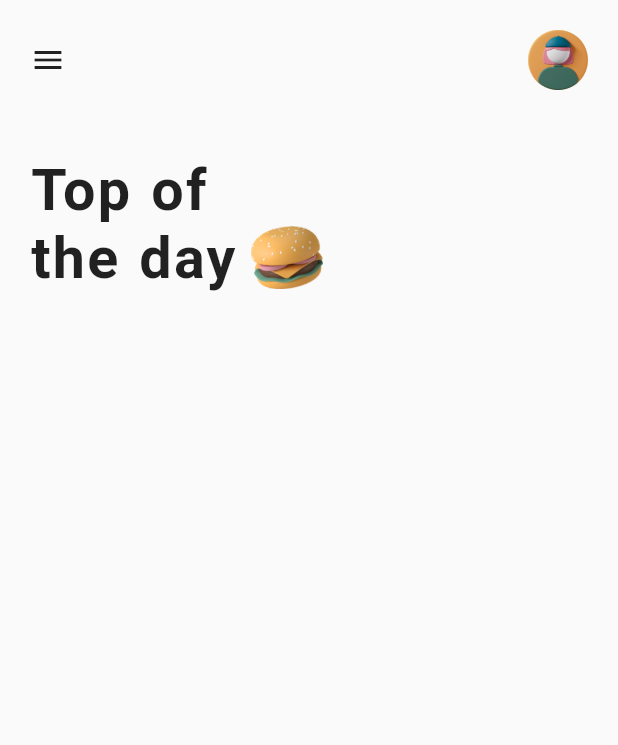
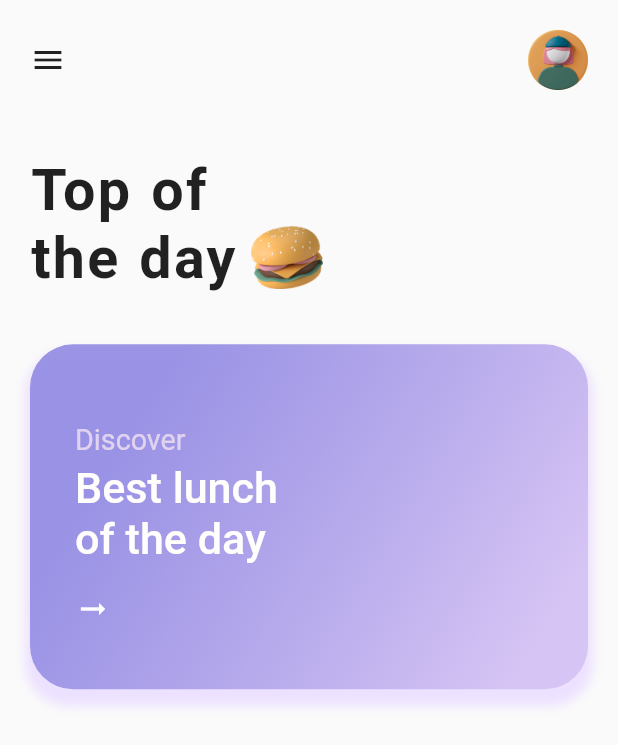
Before and after one commit to chrisokoriedev/foodui_apetch_class, a Flutter app: the HomePage screen opened directly, on a phone screen of 412 x 824 dp. Shown: the top 745 px of the screen. Run offline on Flutter 3.47's test engine with Material 2 defaults, Android fonts, the phone set to English and light mode, and no system bars; our stand-ins replace flutter_screenutil, get, liquid_swipe.

Commit message:
added get button

```diff
--- a/lib/view/homepage.dart
+++ b/lib/view/homepage.dart
@@ -43,6 +43,60 @@ class HomePage extends StatelessWidget {
                     width: 50.w,
                   )
                 ],
+              ),
+              sizedHeight(40),
+              Container(
+                width: double.infinity,
+                height: 260.h,
+                decoration: BoxDecoration(
+                    borderRadius: BorderRadius.circular(30).w,
+                    boxShadow: [
+                      BoxShadow(
+                        color: Color(0xffece1ff),
+                        offset: Offset(0,8),
+                        blurRadius: 5.0,
+                        spreadRadius: 3
+                      )
+                    ],
+                    gradient: LinearGradient(
+                      begin: Alignment.topLeft,
+                      end: Alignment.bottomRight,
+                      stops: const [0.2, 0.9],
+                      colors: [
+                        kPrimaryColor.withOpacity(0.9),
+                        const Color(0xffd6c4f4),
+                      ],
+                    )),
+                child: Padding(
+                  padding: const EdgeInsets.symmetric(horizontal: 30),
+                  child: Row(
+                    mainAxisAlignment: MainAxisAlignment.spaceBetween,
+                    children: [
+                      Column(
+                        crossAxisAlignment: CrossAxisAlignment.start,
+                        mainAxisAlignment: MainAxisAlignment.center,
+                        children: [
+                          Text(
+                            'Discover',
+                            style: TextStyle(
+                                fontSize: 20.sp,
+                                height: 2.0.sp,
+                                color: const Color(0xffe1d3ef)),
+                          ),
+                          Text(
+                            'Best lunch\nof the day',
+                            style: TextStyle(
+                                fontSize: 30.sp,
+                                color: const Color(0xfffffefd),
+                                fontWeight: FontWeight.w500),
+                          ),
+                          sizedHeight(20),
+                          const Icon(Icons.arrow_right_alt,color: Colors.white,)
+                        ],
+                      ),
+                    ],
+                  ),
+                ),
               )
             ],
           ),
```
